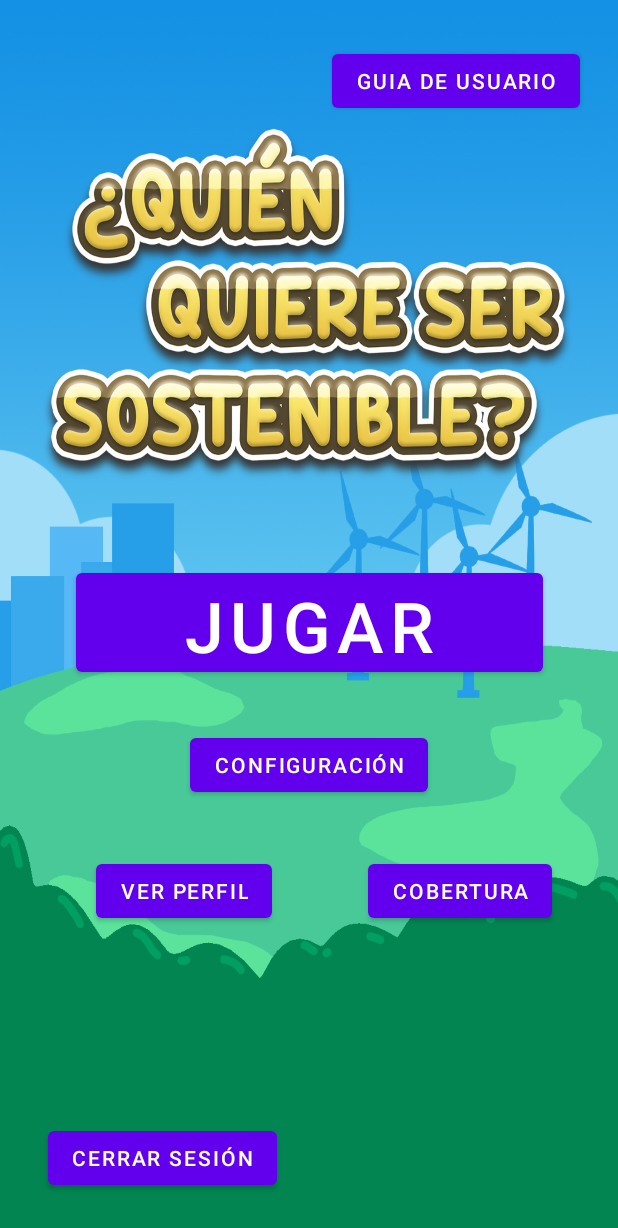
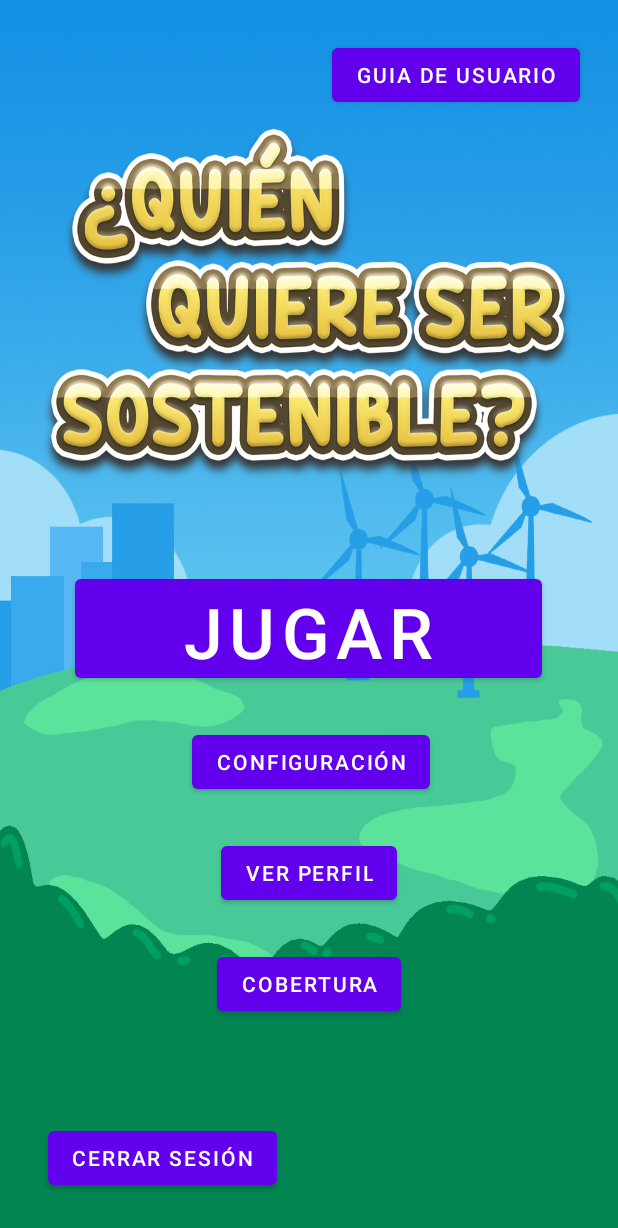
Before and after one commit to Ivangb0/Proyecto-PSW, an Android app: the JugarPartida screen opened directly, with no data from a screen before it, on a phone screen of 412 x 824 dp. Shown: the top 1228 px of the screen. Run offline under Robolectric (Android 15) with nearby library versions, the phone set to English and light mode, and no system bars.

Commit message:
mas cambios en el diseño

```diff
--- a/app/src/main/res/layout/coberturaods.xml
+++ b/app/src/main/res/layout/coberturaods.xml
@@ -523,16 +523,16 @@
             android:id="@+id/textViewCobertura"
             android:layout_width="wrap_content"
             android:layout_height="wrap_content"
-            android:layout_marginStart="124dp"
             android:layout_marginTop="40dp"
-            android:text="Cobertura ODS"
             android:shadowColor="#000000"
             android:shadowDx="1.5"
             android:shadowDy="1.5"
             android:shadowRadius="5"
+            android:text="Cobertura ODS"
             android:textColor="@color/white"
+            android:textSize="24sp"
             android:textStyle="bold"
-            android:textSize="24sp"
+            app:layout_constraintEnd_toEndOf="parent"
             app:layout_constraintStart_toStartOf="parent"
             app:layout_constraintTop_toTopOf="parent" />
 
--- a/app/src/main/res/layout/jugarpartida.xml
+++ b/app/src/main/res/layout/jugarpartida.xml
@@ -10,85 +10,48 @@
         android:id="@+id/buttonGuia"
         android:layout_width="wrap_content"
         android:layout_height="wrap_content"
-        android:layout_marginTop="30dp"
+        android:layout_marginTop="26dp"
         android:layout_marginEnd="25dp"
         android:onClick="guiaUsuario"
         android:text="Guia de usuario"
         app:layout_constraintEnd_toEndOf="parent"
         app:layout_constraintTop_toTopOf="parent" />
 
-    <ImageView
-        android:id="@+id/imageView"
-        android:layout_width="297dp"
-        android:layout_height="182dp"
-        android:layout_marginStart="141dp"
-        android:layout_marginTop="64dp"
-        android:layout_marginEnd="142dp"
-        app:layout_constraintEnd_toEndOf="parent"
-        app:layout_constraintHorizontal_bias="0.497"
-        app:layout_constraintStart_toStartOf="parent"
-        app:layout_constraintTop_toTopOf="parent" />
-
-    <EditText
-        android:id="@+id/editTextTextPersonName"
-        android:layout_width="302dp"
-        android:layout_height="68dp"
-        android:layout_marginStart="74dp"
-        android:layout_marginTop="30dp"
-        android:layout_marginEnd="75dp"
-        android:ems="10"
-        android:enabled="false"
-        android:fontFamily="casual"
-        android:inputType="textPersonName"
-        android:text="¿Quién quiere ser sostenible?"
-        android:textAlignment="center"
-        android:textColor="#000000"
-        android:visibility="invisible"
-        app:layout_constraintEnd_toEndOf="parent"
-        app:layout_constraintStart_toStartOf="parent"
-        app:layout_constraintTop_toBottomOf="@+id/imageView" />
-
     <Button
         android:id="@+id/bpartida"
         android:layout_width="311dp"
         android:layout_height="78dp"
-        android:layout_marginStart="128dp"
-        android:layout_marginTop="32dp"
-        android:layout_marginEnd="129dp"
+        android:layout_marginTop="380dp"
         android:onClick="jugar"
         android:text="Jugar Partida"
         android:textSize="70px"
         app:layout_constraintEnd_toEndOf="parent"
         app:layout_constraintHorizontal_bias="0.496"
         app:layout_constraintStart_toStartOf="parent"
-        app:layout_constraintTop_toBottomOf="@+id/editTextTextPersonName" />
+        app:layout_constraintTop_toTopOf="parent" />
 
     <Button
         android:id="@+id/bperfil"
         android:layout_width="wrap_content"
         android:layout_height="wrap_content"
-        android:layout_marginStart="64dp"
-        android:layout_marginTop="36dp"
-        android:layout_marginEnd="146dp"
+        android:layout_marginTop="26dp"
         android:onClick="perfil"
         android:text="Ver Perfil"
-        app:layout_constraintEnd_toEndOf="parent"
-        app:layout_constraintHorizontal_bias="0.0"
-        app:layout_constraintStart_toStartOf="parent"
+        app:layout_constraintEnd_toEndOf="@+id/bconfiguracion"
+        app:layout_constraintHorizontal_bias="0.461"
+        app:layout_constraintStart_toStartOf="@+id/bconfiguracion"
         app:layout_constraintTop_toBottomOf="@+id/bconfiguracion" />
 
     <Button
         android:id="@+id/bconfiguracion"
         android:layout_width="wrap_content"
         android:layout_height="wrap_content"
-        android:layout_marginStart="146dp"
-        android:layout_marginTop="32dp"
-        android:layout_marginEnd="146dp"
+        android:layout_marginTop="26dp"
         android:onClick="configuracion"
         android:text="Configuración"
-        app:layout_constraintEnd_toEndOf="parent"
+        app:layout_constraintEnd_toEndOf="@+id/bpartida"
         app:layout_constraintHorizontal_bias="0.512"
-        app:layout_constraintStart_toStartOf="parent"
+        app:layout_constraintStart_toStartOf="@+id/bpartida"
         app:layout_constraintTop_toBottomOf="@+id/bpartida" />
 
     <Button
@@ -106,10 +69,10 @@
         android:id="@+id/buttonCobertura"
         android:layout_width="wrap_content"
         android:layout_height="wrap_content"
-        android:layout_marginStart="64dp"
-        android:layout_marginTop="36dp"
+        android:layout_marginTop="26dp"
         android:onClick="clickCobertura"
         android:text="Cobertura"
-        app:layout_constraintStart_toEndOf="@+id/bperfil"
-        app:layout_constraintTop_toBottomOf="@+id/bconfiguracion" />
+        app:layout_constraintEnd_toEndOf="@+id/bperfil"
+        app:layout_constraintStart_toStartOf="@+id/bperfil"
+        app:layout_constraintTop_toBottomOf="@+id/bperfil" />
 </androidx.constraintlayout.widget.ConstraintLayout>
```
Also changed, not shown: app/src/main/res/layout/armario.xml (+6 -3 lines), app/src/main/res/layout/catalogo_retos.xml (+19 -25 lines), app/src/main/res/layout/estadisticas.xml (+26 -28 lines), app/src/main/res/layout/partidafinalizada.xml (+28 -26 lines).
